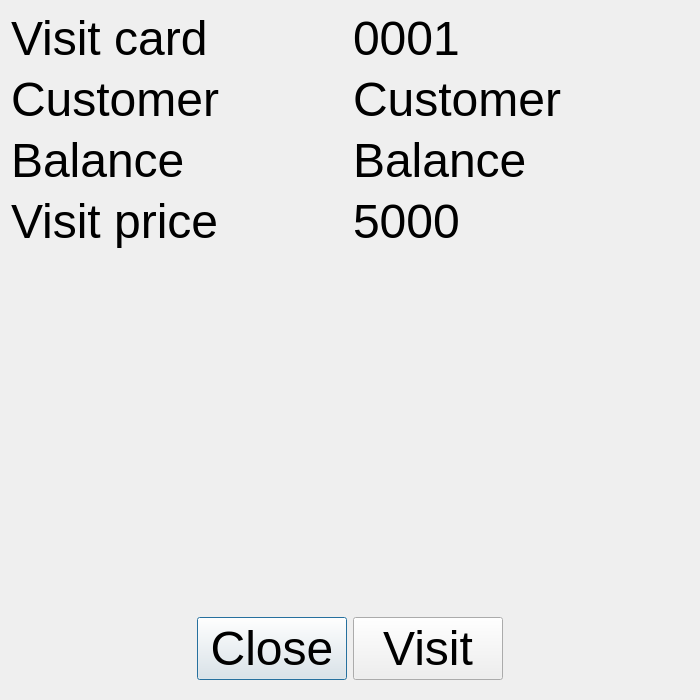
Qt form Smart/dlgvisit.ui (End1-1/Cafe5) before a commit.
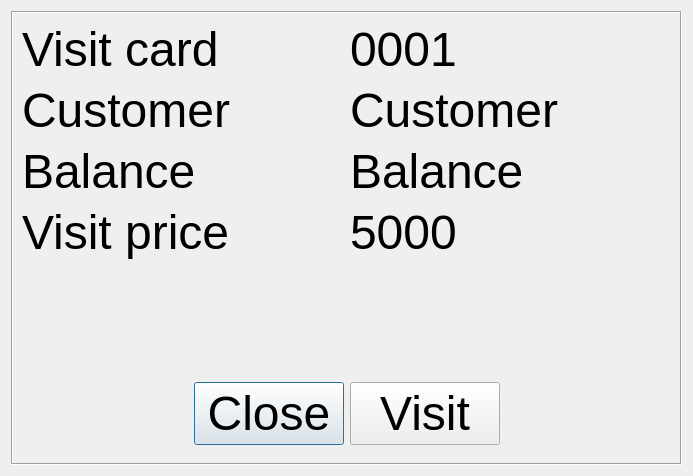
The same form after that commit.

What changed in the file:
```diff
--- a/Smart/dlgvisit.ui
+++ b/Smart/dlgvisit.ui
@@ -6,8 +6,8 @@
    <rect>
     <x>0</x>
     <y>0</y>
-    <width>700</width>
-    <height>700</height>
+    <width>693</width>
+    <height>476</height>
    </rect>
   </property>
   <property name="maximumSize">
@@ -24,63 +24,27 @@
   <property name="windowTitle">
    <string>Visit</string>
   </property>
+  <property name="sizeGripEnabled">
+   <bool>false</bool>
+  </property>
   <layout class="QGridLayout" name="gridLayout">
-   <item row="5" column="0" colspan="2">
-    <widget class="QWidget" name="widget" native="true">
-     <layout class="QHBoxLayout" name="horizontalLayout">
-      <item>
-       <spacer name="horizontalSpacer">
-        <property name="orientation">
-         <enum>Qt::Orientation::Horizontal</enum>
-        </property>
-        <property name="sizeHint" stdset="0">
-         <size>
-          <width>165</width>
-          <height>20</height>
-         </size>
-        </property>
-       </spacer>
-      </item>
-      <item>
-       <widget class="QPushButton" name="btnClose">
-        <property name="minimumSize">
-         <size>
-          <width>150</width>
-          <height>50</height>
-         </size>
-        </property>
+   <item row="0" column="0">
+    <widget class="QFrame" name="frame">
+     <property name="frameShape">
+      <enum>QFrame::Shape::Box</enum>
+     </property>
+     <property name="frameShadow">
+      <enum>QFrame::Shadow::Sunken</enum>
+     </property>
+     <property name="smartdlg" stdset="0">
+      <bool>true</bool>
+     </property>
+     <layout class="QGridLayout" name="gridLayout_2">
+      <item row="0" column="0">
+       <widget class="QLabel" name="label">
         <property name="text">
-         <string>Close</string>
+         <string>Visit card</string>
         </property>
-       </widget>
-      </item>
-      <item>
-       <widget class="QPushButton" name="btnVisit">
-        <property name="minimumSize">
-         <size>
-          <width>150</width>
-          <height>50</height>
-         </size>
-        </property>
-        <property name="text">
-         <string>Visit</string>
-        </property>
-       </widget>
-      </item>
-      <item>
-       <spacer name="horizontalSpacer_2">
-        <property name="orientation">
-         <enum>Qt::Orientation::Horizontal</enum>
-        </property>
-        <property name="sizeHint" stdset="0">
-         <size>
-          <width>164</width>
-          <height>20</height>
-         </size>
-        </property>
-       </spacer>
-      </item>
-     </layout>
     </widget>
    </item>
    <item row="0" column="1">
@@ -90,27 +54,6 @@
      </property>
     </widget>
    </item>
-   <item row="0" column="0">
-    <widget class="QLabel" name="label">
-     <property name="text">
-      <string>Visit card</string>
-     </property>
-    </widget>
-   </item>
-   <item row="2" column="1">
-    <widget class="QLabel" name="lbBalance">
-     <property name="text">
-      <string>Balance</string>
-     </property>
-    </widget>
-   </item>
-   <item row="2" column="0">
-    <widget class="QLabel" name="label_3">
-     <property name="text">
-      <string>Balance</string>
-     </property>
-    </widget>
-   </item>
    <item row="1" column="0">
     <widget class="QLabel" name="label_2">
      <property name="text">
@@ -118,19 +61,6 @@
      </property>
     </widget>
    </item>
-   <item row="4" column="0">
-    <spacer name="verticalSpacer">
-     <property name="orientation">
-      <enum>Qt::Orientation::Vertical</enum>
-     </property>
-     <property name="sizeHint" stdset="0">
-      <size>
-       <width>20</width>
-       <height>40</height>
-      </size>
-     </property>
-    </spacer>
-   </item>
    <item row="1" column="1">
     <widget class="QLabel" name="lbCustomer">
      <property name="text">
@@ -138,6 +68,20 @@
      </property>
     </widget>
    </item>
+      <item row="2" column="0">
+       <widget class="QLabel" name="label_3">
+        <property name="text">
+         <string>Balance</string>
+        </property>
+       </widget>
+      </item>
+      <item row="2" column="1">
+       <widget class="QLabel" name="lbBalance">
+        <property name="text">
+         <string>Balance</string>
+        </property>
+       </widget>
+      </item>
    <item row="3" column="0">
     <widget class="QLabel" name="label_4">
      <property name="text">
@@ -150,6 +94,80 @@
      <property name="text">
       <string>5000</string>
      </property>
+       </widget>
+      </item>
+      <item row="4" column="0">
+       <spacer name="verticalSpacer">
+        <property name="orientation">
+         <enum>Qt::Orientation::Vertical</enum>
+        </property>
+        <property name="sizeHint" stdset="0">
+         <size>
+          <width>20</width>
+          <height>57</height>
+         </size>
+        </property>
+       </spacer>
+      </item>
+      <item row="5" column="0" colspan="2">
+       <widget class="QWidget" name="widget" native="true">
+        <layout class="QHBoxLayout" name="horizontalLayout">
+         <item>
+          <spacer name="horizontalSpacer">
+           <property name="orientation">
+            <enum>Qt::Orientation::Horizontal</enum>
+           </property>
+           <property name="sizeHint" stdset="0">
+            <size>
+             <width>165</width>
+             <height>20</height>
+            </size>
+           </property>
+          </spacer>
+         </item>
+         <item>
+          <widget class="QPushButton" name="btnClose">
+           <property name="minimumSize">
+            <size>
+             <width>150</width>
+             <height>50</height>
+            </size>
+           </property>
+           <property name="text">
+            <string>Close</string>
+           </property>
+          </widget>
+         </item>
+         <item>
+          <widget class="QPushButton" name="btnVisit">
+           <property name="minimumSize">
+            <size>
+             <width>150</width>
+             <height>50</height>
+            </size>
+           </property>
+           <property name="text">
+            <string>Visit</string>
+           </property>
+          </widget>
+         </item>
+         <item>
+          <spacer name="horizontalSpacer_2">
+           <property name="orientation">
+            <enum>Qt::Orientation::Horizontal</enum>
+           </property>
+           <property name="sizeHint" stdset="0">
+            <size>
+             <width>164</width>
+             <height>20</height>
+            </size>
+           </property>
+          </spacer>
+         </item>
+        </layout>
+       </widget>
+      </item>
+     </layout>
     </widget>
    </item>
   </layout>
```
Lines whose indentation alone changed are shown as unchanged.
